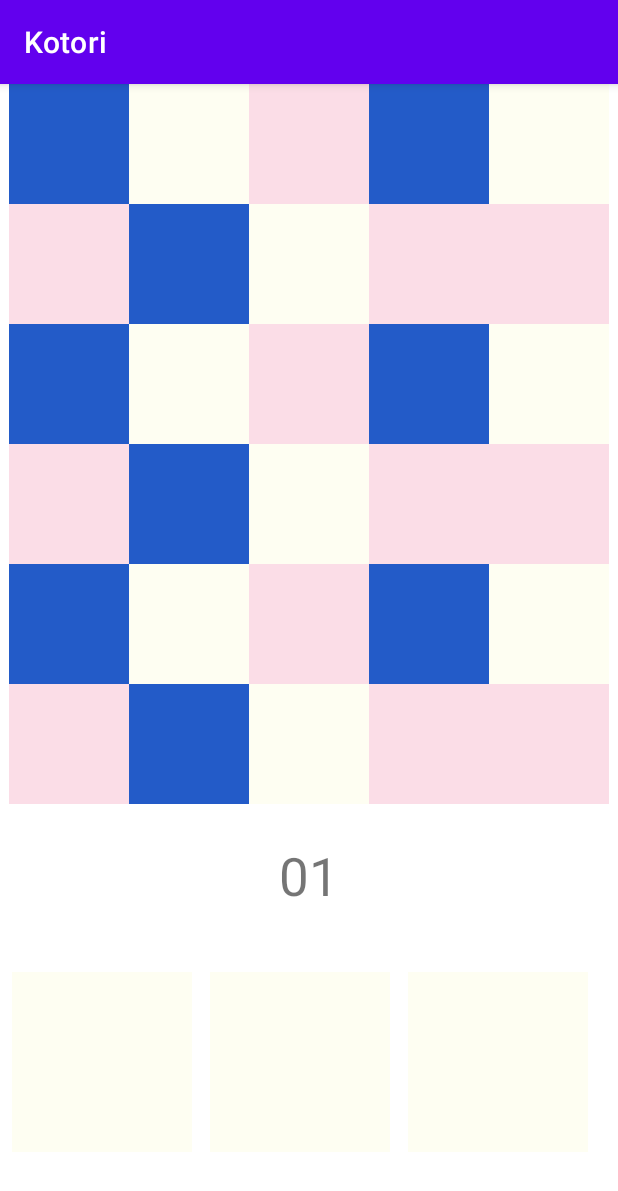
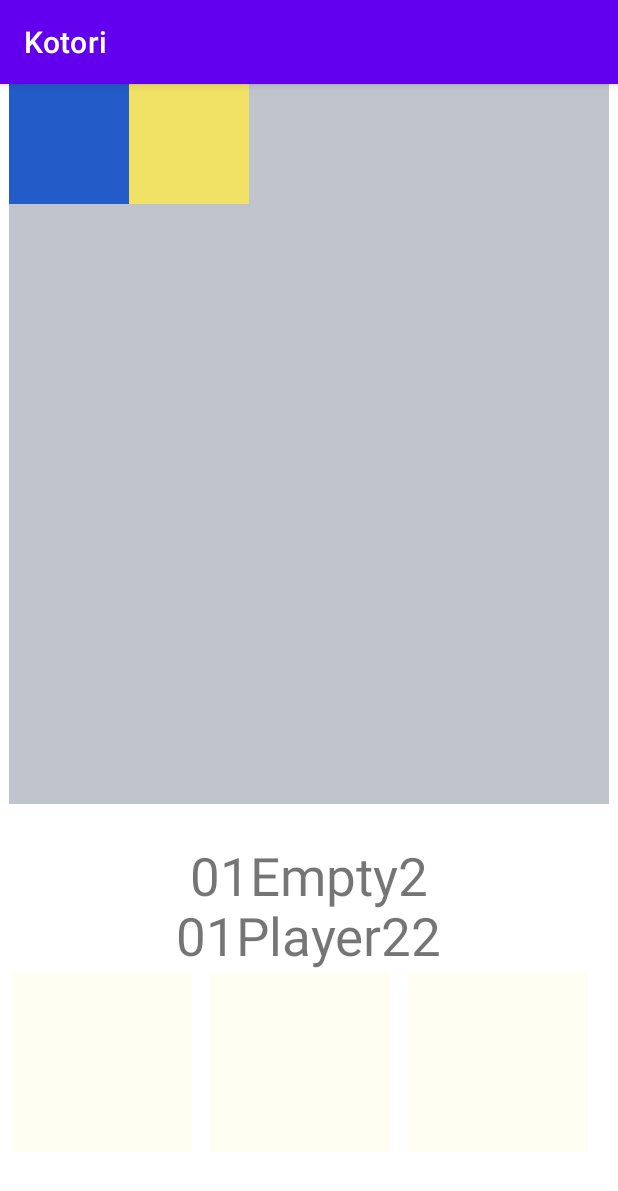
Before and after one commit to yoyoinoyoi/NawaBattlerOld, an Android app: the screen it shows after launch (BattleActivity), after a tap on an icon or button, on a phone screen of 412 x 824 dp. Shown: the top 1191 px of the screen. Run offline under Robolectric (Android 15) with nearby library versions, the phone set to English and light mode, and no system bars; 1 other tap on this screen came first.

Commit message:
クリックしたマスの色を変更できるようになった

```diff
--- a/app/src/main/java/com/example/kotori/BattleActivity.kt
+++ b/app/src/main/java/com/example/kotori/BattleActivity.kt
@@ -12,13 +12,13 @@ class BattleActivity : AppCompatActivity() {
     data class Card(val Image: String, val Range: Array<IntArray>)
 
     // グリッド情報
-    public var grid = Array(6){ Array(5){condition.Empty} }
+    public var gridmap = Array(6){ Array(5){condition.Empty} }
     // グリッドで選択されたマスの座標. (-1, -1) は初期値
     public var selectedCoordinate = intArrayOf(-1, -1)
     // デッキ
     // public var Deck = Card("@drawable/dandadan", )
     // どちらのターンかを識別する
-    public var nowTurn = condition.Empty
+    public var nowTurn = condition.Player1
     // 選択されたカードの識別番号
     public var selectedCardId = -1
     // 現在グリッドを操作しているか
@@ -28,44 +28,71 @@ class BattleActivity : AppCompatActivity() {
     // 選択されたカードの効果
     public var selectedCardStatus = Array(5){ intArrayOf(0, 0, 0, 0, 0) }
 
+    public var click = 0
+
     override fun onCreate(savedInstanceState: Bundle?) {
         super.onCreate(savedInstanceState)
         setContentView(R.layout.battle_field)
-
-        val targetName = "@drawable/dandadan"
-        val c1 = intArrayOf(1, 0, 1, 0, 1)
-        val c2 = intArrayOf(1, 1, 0, 0, 0)
-        val c3 = intArrayOf(1, 0, 0, 0, 0)
-        val c4 = intArrayOf(0, 0, 0, 0, 1)
-        val c5 = intArrayOf(0, 1, 0, 0, 0)
-        val grid = Array(5) { IntArray(5) }
-        grid.set(0, c1)
-        grid.set(1, c2)
-        grid.set(2, c3)
-        grid.set(3, c4)
-        grid.set(4, c5)
-
-        }
+//
+//        val targetName = "@drawable/dandadan"
+//        val c1 = intArrayOf(1, 0, 1, 0, 1)
+//        val c2 = intArrayOf(1, 1, 0, 0, 0)
+//        val c3 = intArrayOf(1, 0, 0, 0, 0)
+//        val c4 = intArrayOf(0, 0, 0, 0, 1)
+//        val c5 = intArrayOf(0, 1, 0, 0, 0)
+//        val gridmap = Array(5) { IntArray(5) }
+//        gridmap.set(0, c1)
+//        gridmap.set(1, c2)
+//        gridmap.set(2, c3)
+//        gridmap.set(3, c4)
+//        gridmap.set(4, c5)
+//
+          }
 
     // グリッドをクリックしたときに実行される関数
     @SuppressLint("SetTextI18n")
     fun onClickGrid(view: View){
+
+        click++
+        // カードが選択されている場合のみ作動する
+//        if (!cardflag){
+//            return
+//        }
+
         // クリックしたボタンを座標に変換
         val index = idtoindex(view)
 
-        // 確認用
-        val clickText: TextView = findViewById(R.id.data)
-        clickText.text = index[0].toString() + index[1].toString()
+        // 今回選択した位置が一致していれば確定する
+
+//        if (index === selectedCoordinate){
+//
+//        }
 
         // 座標を保持しておく
         selectedCoordinate = index
 
+        // 確認用
+        val clickText: TextView = findViewById(R.id.data)
+        clickText.text = index[0].toString() + index[1].toString() + gridmap[index[0]][index[1]].toString() + click.toString()
 
-        // カードが選択されている場合のみ作動する
-
-        // 今回選択した位置が一致していれば確定する
 
         // 一致していなければ選択を更新し、プレビューを表示
+
+        // フロントの更新
+        gridmap[index[0]][index[1]] = nowTurn
+        updategrid()
+
+        // 確認用
+        val clickTextafter: TextView = findViewById(R.id.dataafter)
+        clickTextafter.text = index[0].toString() + index[1].toString() + gridmap[index[0]][index[1]].toString() + click.toString()
+
+
+        if (nowTurn === condition.Player1){
+            nowTurn = condition.Player2
+        }
+        else{
+            nowTurn = condition.Player1
+        }
 
     }
     // 画面下のカードをクリックしたとき、その情報を引き渡す
@@ -74,13 +101,38 @@ class BattleActivity : AppCompatActivity() {
         finish()
 
         // グリッドを選択していたら解除する
+        if (gridflag) {
+            gridflag = false
+        }
 
+        // カード情報が格納されている場合にはそれを破棄する(選択解除)
+        // 破棄ではなく、cardflag をfalseにする
+        if (cardflag) {
+            cardflag = false
+            return
+        }
         // カード情報がまだ格納されていないなら、格納する
         //
 
-        // そうでないならカード情報を破棄する(選択解除)
-        // 破棄ではなく、cardflag をfalseにする
-        cardflag = false
+    }
+    // gridmap からフロントへの更新を行う
+    private fun updategrid () {
+        val gridcolumn = gridmap.size
+        val gridrow = gridmap[0].size
+        for (i in 0 until gridcolumn) {
+            for (j in 0 until gridrow) {
+                // val arr = intArrayOf(i, j)
+                val imageButtonId = indextoid(i, j)
+                val myImage: ImageButton = findViewById (imageButtonId)
+                // println(i.toString() +j.toString() +imageButtonId)
+                when (gridmap[i][j]) {
+                    condition.Empty -> myImage.setBackgroundResource(R.drawable.gray)
+                    condition.Player1 -> myImage.setBackgroundResource(R.drawable.blue)
+                    condition.Player2 -> myImage.setBackgroundResource(R.drawable.yellow)
+                }
+            }
+        }
     }
 
+
 }
--- a/app/src/main/java/com/example/kotori/IdtoIndex.kt
+++ b/app/src/main/java/com/example/kotori/idtoindex.kt
@@ -6,7 +6,7 @@ import com.example.kotori.R
 // ImageButton の位置から座標を返す関数
 fun idtoindex(view: View): IntArray{
 
-    var index = when(view.id){
+    val index = when(view.id){
         R.id.P00 -> intArrayOf(0, 0)
         R.id.P01 -> intArrayOf(0, 1)
         R.id.P02 -> intArrayOf(0, 2)
--- /dev/null
+++ b/app/src/main/java/com/example/kotori/indextoid.kt
@@ -0,0 +1,77 @@
+package com.example.kotori
+
+import android.view.View
+import com.example.kotori.R
+
+fun indextoid (x: Int, y:Int): Int {
+    /**
+     算出した座標からImageButton-idに対応させる
+     */
+
+    // 100 > arrsize
+    val index = 100 * x +y
+    val ider = when(index){
+//        intArrayOf(0, 0) -> R.id.P00
+//        intArrayOf(0, 1) -> R.id.P01
+//        intArrayOf(0, 2) -> R.id.P02
+//        intArrayOf(0, 3) -> R.id.P03
+//        intArrayOf(0, 4) -> R.id.P04
+//        intArrayOf(1, 0) -> R.id.P10
+//        intArrayOf(1, 1) -> R.id.P11
+//        intArrayOf(1, 2) -> R.id.P12
+//        intArrayOf(1, 3) -> R.id.P13
+//        intArrayOf(1, 4) -> R.id.P14
+//        intArrayOf(2, 0) -> R.id.P20
+//        intArrayOf(2, 1) -> R.id.P21
+//        intArrayOf(2, 2) -> R.id.P22
+//        intArrayOf(2, 3) -> R.id.P23
+//        intArrayOf(2, 4) -> R.id.P24
+//        intArrayOf(3, 0) -> R.id.P30
+//        intArrayOf(3, 1) -> R.id.P31
+//        intArrayOf(3, 2) -> R.id.P32
+//        intArrayOf(3, 3) -> R.id.P33
+//        intArrayOf(3, 4) -> R.id.P34
+//        intArrayOf(4, 0) -> R.id.P40
+//        intArrayOf(4, 1) -> R.id.P41
+//        intArrayOf(4, 2) -> R.id.P42
+//        intArrayOf(4, 3) -> R.id.P43
+//        intArrayOf(4, 4) -> R.id.P44
+//        intArrayOf(5, 0) -> R.id.P50
+//        intArrayOf(5, 1) -> R.id.P51
+//        intArrayOf(5, 2) -> R.id.P52
+//        intArrayOf(5, 3) -> R.id.P53
+//        intArrayOf(5, 4) -> R.id.P54
+        0 -> R.id.P00
+        1 -> R.id.P01
+        2 -> R.id.P02
+        3 -> R.id.P03
+        4 -> R.id.P04
+        100 -> R.id.P10
+        101 -> R.id.P11
+        102 -> R.id.P12
+        103 -> R.id.P13
+        104 -> R.id.P14
+        200 -> R.id.P20
+        201 -> R.id.P21
+        202 -> R.id.P22
+        203 -> R.id.P23
+        204 -> R.id.P24
+        300 -> R.id.P30
+        301 -> R.id.P31
+        302 -> R.id.P32
+        303 -> R.id.P33
+        304 -> R.id.P34
+        400 -> R.id.P40
+        401 -> R.id.P41
+        402 -> R.id.P42
+        403 -> R.id.P43
+        404 -> R.id.P44
+        500 -> R.id.P50
+        501 -> R.id.P51
+        502 -> R.id.P52
+        503 -> R.id.P53
+        504 -> R.id.P54
+        else -> R.id.button3
+    }
+    return  ider
+}
--- a/app/src/main/res/layout/battle_field.xml
+++ b/app/src/main/res/layout/battle_field.xml
@@ -244,6 +244,19 @@
         app:layout_constraintTop_toBottomOf="@+id/gridLayout2"
         tools:ignore="MissingConstraints" />
 
+    <TextView
+        android:id="@+id/dataafter"
+        android:layout_width="wrap_content"
+        android:layout_height="wrap_content"
+        android:layout_gravity="center_horizontal"
+        android:layout_marginTop="64dp"
+        android:text="@string/string_condition"
+        android:textSize="35sp"
+        app:layout_constraintEnd_toEndOf="parent"
+        app:layout_constraintStart_toStartOf="parent"
+        app:layout_constraintTop_toBottomOf="@+id/gridLayout2"
+        tools:ignore="MissingConstraints" />
+
     <ImageButton
         android:id="@+id/button3"
         android:onClick="onClickCard"
```
Also changed, not shown: app/src/main/res/drawable/gray.jpg (added).
